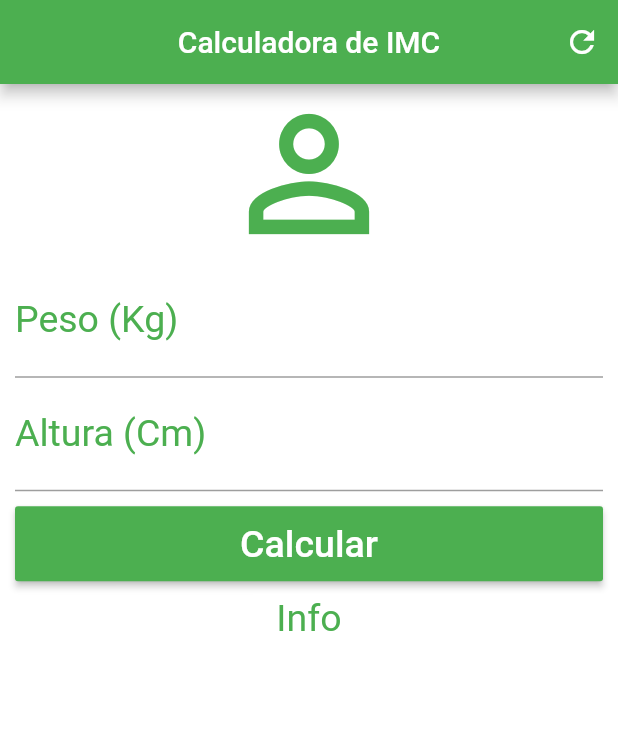
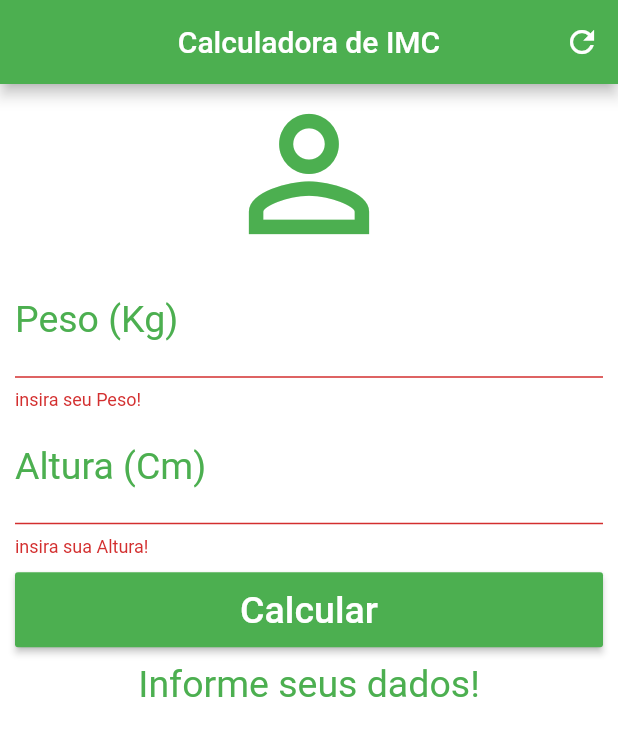
Before and after one commit to RafaAbranttes/calculadora_imc_app, a Flutter app: the screen it shows after launch, after a tap on "Calcular", on a phone screen of 412 x 824 dp. Shown: the top 736 px of the screen. Run offline on Flutter 3.47's test engine with Material 2 defaults, Android fonts, the phone set to English and light mode, and no system bars.

Commit message:
Finalando o app para calcular o IMC

```diff
--- a/lib/main.dart
+++ b/lib/main.dart
@@ -12,6 +12,45 @@ class Home extends StatefulWidget {
 }
 
 class _HomeState extends State<Home> {
+  TextEditingController weightController = TextEditingController();
+  TextEditingController heightController = TextEditingController();
+
+  GlobalKey<FormState> _formKey = GlobalKey<FormState>();
+
+  String _infoText = "Informe seus dados!";
+
+  void _resetFields() {
+    setState(() {
+      weightController.text = "";
+      heightController.text = "";
+      _infoText = "Informe seus dados!";
+      _formKey  = GlobalKey<FormState>();
+    });
+  }
+
+  void _calculate() {
+    setState(() {
+      double weight = double.parse(weightController.text);
+      double height = double.parse(heightController.text) / 100;
+
+      double imc = weight / (height * height);
+
+      print(imc);
+
+      if (imc < 18.6) {
+        _infoText = "Abaixo do Peso (${imc.toStringAsPrecision(4)})";
+      } else if (imc >= 18.6 && imc < 24.9) {
+        _infoText = "Peso ideal (${imc.toStringAsPrecision(4)})";
+      } else if (imc >= 24.9 && imc < 34.9) {
+        _infoText = "Obesidade Grau I (${imc.toStringAsPrecision(4)})";
+      } else if (imc >= 34.9 && imc < 39.9) {
+        _infoText = "Obesidade Grau II (${imc.toStringAsPrecision(4)})";
+      } else if (imc >= 40.0) {
+        _infoText = "Obesidade grau III (${imc.toStringAsPrecision(4)})";
+      }
+    });
+  }
+
   @override
   Widget build(BuildContext context) {
     return Scaffold(
@@ -22,13 +61,15 @@ class _HomeState extends State<Home> {
           actions: <Widget>[
             IconButton(
               icon: Icon(Icons.refresh),
-            onPressed: () {},
+              onPressed: _resetFields,
             )
           ],
         ),
         backgroundColor: Colors.white,
         body: SingleChildScrollView(
           padding: EdgeInsets.fromLTRB(10.0, 0.0, 10.0, 0.0),
+          child: Form(
+            key: _formKey,
             child: Column(
               crossAxisAlignment: CrossAxisAlignment.stretch,
               children: <Widget>[
@@ -37,28 +78,43 @@ class _HomeState extends State<Home> {
                   size: 120.0,
                   color: Colors.green,
                 ),
-            TextField(
+                TextFormField(
                   keyboardType: TextInputType.number,
                   decoration: InputDecoration(
                       labelText: "Peso (Kg)",
                       labelStyle: TextStyle(color: Colors.green)),
                   textAlign: TextAlign.center,
                   style: TextStyle(color: Colors.green, fontSize: 25.0),
+                  controller: weightController,
+                  validator: (value) {
+                    if (value.isEmpty) {
+                      return "insira seu Peso!";
+                    }
+                  },
                 ),
-            TextField(
+                TextFormField(
                     keyboardType: TextInputType.number,
                     decoration: InputDecoration(
                         labelText: "Altura (Cm)",
                         labelStyle: TextStyle(color: Colors.green)),
                     textAlign: TextAlign.center,
                     style: TextStyle(color: Colors.green, fontSize: 25.0),
-            ),
+                    controller: heightController,
+                    validator: (value) {
+                      if (value.isEmpty) {
+                        return "insira sua Altura!";
+                      }
+                    }),
                 Padding(
                   padding: EdgeInsets.only(top: 10.0, bottom: 10.0),
-              child:  Container(
+                  child: Container(
                     height: 50.0,
                     child: RaisedButton(
-                  onPressed: () {},
+                      onPressed: () {
+                        if(_formKey.currentState.validate()){
+                          _calculate();
+                        }
+                      },
                       child: Text(
                         "Calcular",
                         style: TextStyle(color: Colors.white, fontSize: 25.0),
@@ -67,12 +123,14 @@ class _HomeState extends State<Home> {
                     ),
                   ),
                 ),
-            Text("Info",
+                Text(
+                  _infoText,
                   textAlign: TextAlign.center,
-              style: TextStyle(color: Colors.green, fontSize: 25.0),)
+                  style: TextStyle(color: Colors.green, fontSize: 25.0),
+                )
               ],
             ),
-      )
-    );
+          ),
+        ));
   }
 }
```
Lines whose indentation alone changed are shown as unchanged.
